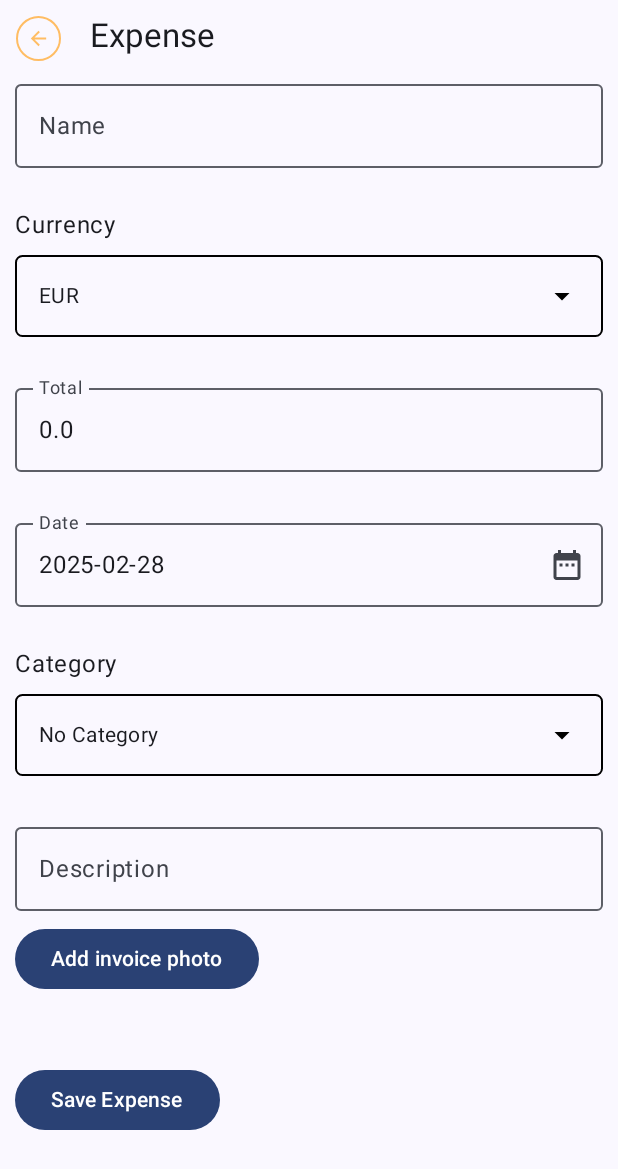
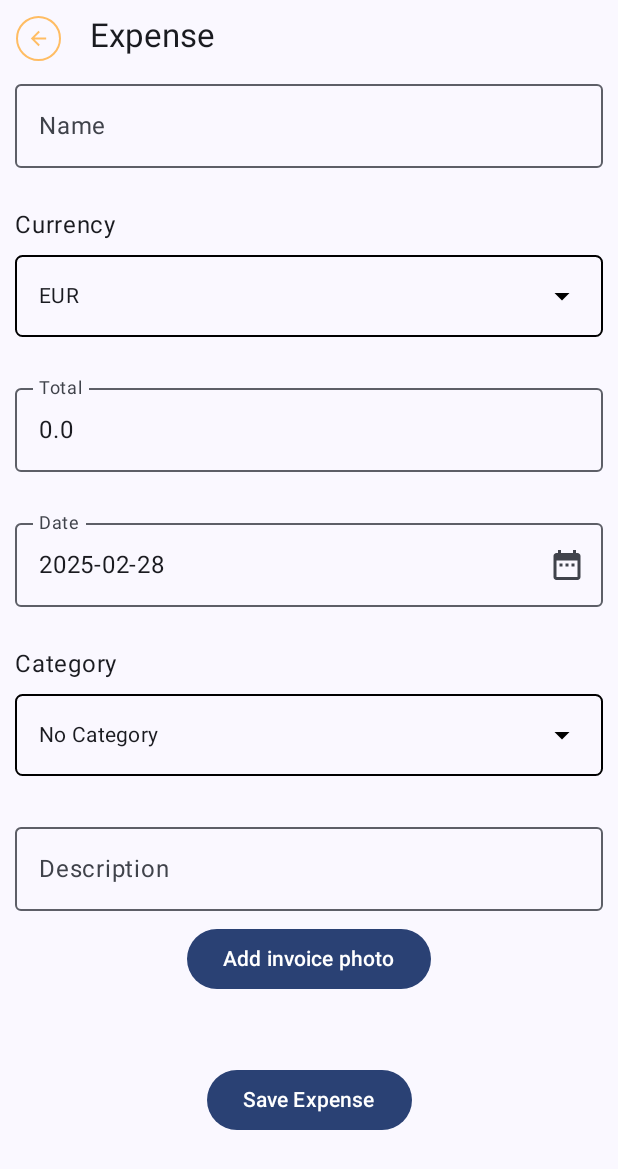
Before and after one commit to claudiasrf96/visma_assessment, an Android app built with Jetpack Compose: the screen it shows after launch (MainActivity), after a tap on "Add expense", on a phone screen of 412 x 824 dp. Shown: the top 1169 px of the screen. Run offline under Robolectric (Android 15) with nearby library versions, the phone set to English and light mode, and no system bars; our stand-ins replace Dagger/Hilt's generated code, Room's generated code.

Commit message:
added camera functionality to app

```diff
--- a/app/src/main/AndroidManifest.xml
+++ b/app/src/main/AndroidManifest.xml
@@ -7,6 +7,7 @@
     <uses-permission android:name="android.permission.RECORD_AUDIO" />
     <uses-permission android:name="android.permission.WRITE_EXTERNAL_STORAGE"
         android:maxSdkVersion="28" />
+    <uses-permission android:name="android.permission.READ_EXTERNAL_STORAGE"/>
 
     <application
         android:name=".FreelanceExpensesApp"
--- a/app/src/main/java/com/visma/freelanceexpenses/MainActivity.kt
+++ b/app/src/main/java/com/visma/freelanceexpenses/MainActivity.kt
@@ -13,8 +13,10 @@ import androidx.navigation.compose.NavHost
 import androidx.navigation.compose.composable
 import androidx.navigation.compose.rememberNavController
 import androidx.navigation.navArgument
+import com.visma.freelanceexpenses.core.app.ArgumentNames
 import com.visma.freelanceexpenses.core.app.Routes
 import com.visma.freelanceexpenses.ui.theme.FreelanceExpensesTheme
+import com.visma.freelanceexpenses.view.camera.CameraPreview
 import com.visma.freelanceexpenses.view.expense_list.ListExpensesScreenRoot
 import com.visma.freelanceexpenses.view.expense_upsert.UpsertExpenseScreen
 import com.visma.freelanceexpenses.viewmodel.ExpenseListViewModel
@@ -30,7 +32,8 @@ class MainActivity : ComponentActivity() {
         val permissions = arrayOf(
             Manifest.permission.CAMERA,
             Manifest.permission.RECORD_AUDIO,
-            Manifest.permission.WRITE_EXTERNAL_STORAGE
+            Manifest.permission.WRITE_EXTERNAL_STORAGE,
+            Manifest.permission.READ_EXTERNAL_STORAGE
         )
 
         val hasPermissions = permissions.all {
@@ -68,18 +71,31 @@ class MainActivity : ComponentActivity() {
                     }
 
                     composable(
-                        route = Routes.expenseUpsertRoute + "?expenseId={expenseId}",
+                        route = Routes.expenseUpsertRoute +
+                                "?${ArgumentNames.expenseId}={${ArgumentNames.expenseId}}" +
+                                "&${ArgumentNames.photoUri}={${ArgumentNames.photoUri}}",
                         arguments = listOf(navArgument(
-                            name = "expenseId"
+                            name = ArgumentNames.expenseId
                         ) {
                             type = NavType.IntType
                             defaultValue = -1
+                        }, navArgument(
+                            name = ArgumentNames.photoUri
+                        ) {
+                            type = NavType.StringType
+                            defaultValue = ""
                         })
                     ) {
                         val viewModel = hiltViewModel<ExpenseUpsertViewModel>()
                         UpsertExpenseScreen(
                             navController = navController,
-                            viewModel= viewModel)
+                            viewModel= viewModel, onClickAddPhoto = {
+                                navController.navigate(Routes.camera_screen)
+                            })
+                    }
+
+                    composable(route = Routes.camera_screen){
+                        CameraPreview(navController)
                     }
                 }
             }
--- a/app/src/main/java/com/visma/freelanceexpenses/core/app/Routes.kt
+++ b/app/src/main/java/com/visma/freelanceexpenses/core/app/Routes.kt
@@ -1,6 +1,13 @@
 package com.visma.freelanceexpenses.core.app
 
 object Routes {
-    val expenseListRoute = "expense_list"
-    val expenseUpsertRoute = "expense_upsert"
+    const val expenseListRoute = "expense_list"
+    const val expenseUpsertRoute = "expense_upsert"
+    const val camera_screen = "camera_screen"
 }
+
+object ArgumentNames {
+    const val expenseId = "expenseId"
+    const val photoUri = "photoUri"
+
+}
--- a/app/src/main/java/com/visma/freelanceexpenses/core/data/repository/ExpenseRepositoryImpl.kt
+++ b/app/src/main/java/com/visma/freelanceexpenses/core/data/repository/ExpenseRepositoryImpl.kt
@@ -22,8 +22,4 @@ class ExpenseRepositoryImpl(private val dao: ExpenseDao) : ExpenseRepository {
     override fun getExpenses(): Flow<List<Expense>>{
         return dao.getAllExpenses()
     }
-
-    override suspend fun deleteWithId(id: Int) {
-        dao.deleteWithId(id)
-    }
 }
--- a/app/src/main/java/com/visma/freelanceexpenses/view/expense_upsert/ExpenseUpsertEvent.kt
+++ b/app/src/main/java/com/visma/freelanceexpenses/view/expense_upsert/ExpenseUpsertEvent.kt
@@ -9,6 +9,5 @@ sealed interface ExpenseUpsertEvent {
     data class SetDescription(val description: String) : ExpenseUpsertEvent
     data class SetDate(val date: String) : ExpenseUpsertEvent
     data class SetCategory(val category: Int) : ExpenseUpsertEvent
-    object DeleteExpense: ExpenseUpsertEvent
 
 }
--- a/app/src/main/java/com/visma/freelanceexpenses/view/expense_upsert/UpsertExpenseScreen.kt
+++ b/app/src/main/java/com/visma/freelanceexpenses/view/expense_upsert/UpsertExpenseScreen.kt
@@ -1,6 +1,7 @@
 package com.visma.freelanceexpenses.view.expense_upsert
 
 import androidx.compose.foundation.BorderStroke
+import androidx.compose.foundation.Image
 import androidx.compose.foundation.gestures.awaitEachGesture
 import androidx.compose.foundation.gestures.awaitFirstDown
 import androidx.compose.foundation.gestures.waitForUpOrCancellation
@@ -15,8 +16,10 @@ import androidx.compose.foundation.layout.height
 import androidx.compose.foundation.layout.padding
 import androidx.compose.foundation.layout.size
 import androidx.compose.foundation.layout.width
+import androidx.compose.foundation.rememberScrollState
 import androidx.compose.foundation.shape.CircleShape
 import androidx.compose.foundation.text.KeyboardOptions
+import androidx.compose.foundation.verticalScroll
 import androidx.compose.material.icons.Icons
 import androidx.compose.material.icons.automirrored.filled.ArrowBack
 import androidx.compose.material.icons.filled.DateRange
@@ -28,20 +31,27 @@ import androidx.compose.material3.OutlinedTextField
 import androidx.compose.material3.Surface
 import androidx.compose.material3.Text
 import androidx.compose.runtime.Composable
+import androidx.compose.runtime.LaunchedEffect
 import androidx.compose.runtime.getValue
 import androidx.compose.runtime.mutableStateOf
 import androidx.compose.runtime.remember
 import androidx.compose.runtime.setValue
+import androidx.compose.ui.Alignment
 import androidx.compose.ui.Modifier
 import androidx.compose.ui.graphics.Color
 import androidx.compose.ui.input.pointer.PointerEventPass
 import androidx.compose.ui.input.pointer.pointerInput
+import androidx.compose.ui.layout.ContentScale
 import androidx.compose.ui.res.stringResource
 import androidx.compose.ui.text.input.KeyboardType
 import androidx.compose.ui.unit.dp
 import androidx.hilt.navigation.compose.hiltViewModel
 import androidx.navigation.NavController
+import androidx.navigation.compose.currentBackStackEntryAsState
+import coil.compose.rememberAsyncImagePainter
+import coil.compose.rememberImagePainter
 import com.visma.freelanceexpenses.R
+import com.visma.freelanceexpenses.core.app.ArgumentNames
 import com.visma.freelanceexpenses.core.data.ExpenseCategory
 import com.visma.freelanceexpenses.core.data.currencyIndex
 import com.visma.freelanceexpenses.core.data.currencyList
@@ -49,6 +59,7 @@ import com.visma.freelanceexpenses.ui.theme.SandYellow
 import com.visma.freelanceexpenses.view.components.AppDropdown
 import com.visma.freelanceexpenses.view.components.DatePickerModal
 import com.visma.freelanceexpenses.viewmodel.ExpenseUpsertViewModel
+import java.io.File
 import java.text.SimpleDateFormat
 import java.util.Date
 import java.util.Locale
@@ -56,13 +67,24 @@ import java.util.Locale
 @Composable
 fun UpsertExpenseScreen(
     navController: NavController,
-    viewModel: ExpenseUpsertViewModel = hiltViewModel()
+    viewModel: ExpenseUpsertViewModel = hiltViewModel(),
+    onClickAddPhoto: () -> Unit
 )
 {
+    val scrollState = rememberScrollState()
+
     val categories = expenseCategoriesToStringList()
     val currencies = currencyList().map { c -> c.currencyCode }
     var showModal by remember { mutableStateOf(false) }
     val selectedDate by remember { mutableStateOf<Long?>(null) }
+
+    val backStackEntry = navController.currentBackStackEntryAsState().value
+    val savedStateHandle = backStackEntry?.savedStateHandle
+    val uri = savedStateHandle?.get<String>(ArgumentNames.photoUri)
+    if (uri != null) {
+        val photoUri = if(uri.isBlank() ?: true) null else uri
+        viewModel.onEvent(ExpenseUpsertEvent.SetImageLocation(photoUri))
+    }
 
     Surface{
         if (showModal) {
@@ -83,6 +105,7 @@ fun UpsertExpenseScreen(
                 .padding(all = 10.dp)
                 .fillMaxWidth()
                 .fillMaxHeight()
+                .verticalScroll(scrollState)
         ) {
             Row {
                 Button(onClick = { navController.navigateUp() },
@@ -170,23 +193,30 @@ fun UpsertExpenseScreen(
                 }, modifier = Modifier.fillMaxWidth()
             )
 
-            if (viewModel.imageLocation.value == null){
-                Button(onClick = { addPhotoFromCamera() }) {
-                    Text(
-                        text = stringResource(id = R.string.add_expense_invoice_photo),
-                        color = Color.White)
-                }
+            if (viewModel.imageLocation.value != null) {
+                val file = File(viewModel.imageLocation.value!!)
+                val painter = rememberAsyncImagePainter(file)
+
+                Image(
+                    painter = painter,
+                    contentDescription = stringResource(id = R.string.invoice_image),
+                    modifier = Modifier
+                        .fillMaxWidth()
+                        .height(250.dp),
+                    contentScale = ContentScale.Crop
+                )
             }
 
-            if (viewModel.imageLocation.value != null) {
-                /*val painter = painter(data = File(viewModel.imageLocation.value!!))
-                Image(
-                    painter = painter,
-                    contentDescription = null)*/
+            Button(modifier = Modifier.align(Alignment.CenterHorizontally),
+                onClick = { onClickAddPhoto() }) {
+                Text(
+                    text = stringResource(id = R.string.add_expense_invoice_photo),
+                    color = Color.White)
             }
 
+
             Spacer(modifier = Modifier.height(30.dp))
-            Button(onClick = {
+            Button(modifier = Modifier.align(Alignment.CenterHorizontally), onClick = {
                 viewModel.onEvent(ExpenseUpsertEvent.SaveExpense)
                 navController.navigateUp()
             }) {
@@ -196,10 +226,6 @@ fun UpsertExpenseScreen(
             }
         }
     }
-
-}
-
-fun addPhotoFromCamera(){
 
 }
 
--- a/app/src/main/java/com/visma/freelanceexpenses/viewmodel/ExpenseUpsertViewModel.kt
+++ b/app/src/main/java/com/visma/freelanceexpenses/viewmodel/ExpenseUpsertViewModel.kt
@@ -5,6 +5,7 @@ import androidx.compose.runtime.mutableStateOf
 import androidx.lifecycle.SavedStateHandle
 import androidx.lifecycle.ViewModel
 import androidx.lifecycle.viewModelScope
+import com.visma.freelanceexpenses.core.app.ArgumentNames
 import com.visma.freelanceexpenses.core.domain.model.Expense
 import com.visma.freelanceexpenses.core.domain.repository.ExpenseRepository
 import com.visma.freelanceexpenses.view.expense_upsert.ExpenseUpsertEvent
@@ -39,7 +40,7 @@ class ExpenseUpsertViewModel @Inject constructor(private val repository: Expense
     private var currentExpenseId: Int? = null
 
     init {
-        savedStateHandle.get<Int>("expenseId")?.let { expenseId ->
+        savedStateHandle.get<Int>(ArgumentNames.expenseId)?.let { expenseId ->
             if(expenseId != -1) {
                 viewModelScope.launch {
                     repository.getExpensesById(expenseId)?.also { expense ->
@@ -55,6 +56,8 @@ class ExpenseUpsertViewModel @Inject constructor(private val repository: Expense
                 }
             }
         }
+        val photoUri = savedStateHandle.get<String>(ArgumentNames.photoUri)
+        _imageLocation.value = if(photoUri?.isBlank() ?: true) null else photoUri
     }
 
     fun onEvent(event: ExpenseUpsertEvent) {
--- /dev/null
+++ b/app/src/main/res/drawable/ic_camera.xml
@@ -0,0 +1,6 @@
+<vector android:height="24dp" android:tint="#FFFFFF"
+    android:viewportHeight="24" android:viewportWidth="24"
+    android:width="24dp" xmlns:android="http://schemas.android.com/apk/res/android">
+    <path android:fillColor="@android:color/white" android:pathData="M12,12m-3.2,0a3.2,3.2 0,1 1,6.4 0a3.2,3.2 0,1 1,-6.4 0"/>
+    <path android:fillColor="@android:color/white" android:pathData="M9,2L7.17,4L4,4c-1.1,0 -2,0.9 -2,2v12c0,1.1 0.9,2 2,2h16c1.1,0 2,-0.9 2,-2L22,6c0,-1.1 -0.9,-2 -2,-2h-3.17L15,2L9,2zM12,17c-2.76,0 -5,-2.24 -5,-5s2.24,-5 5,-5 5,2.24 5,5 -2.24,5 -5,5z"/>
+</vector>
--- a/app/src/main/res/values/strings.xml
+++ b/app/src/main/res/values/strings.xml
@@ -28,6 +28,8 @@
     <string name="cancel">Cancel</string>
     <string name="add_expense_invoice_photo">Add invoice photo</string>
     <string name="save_expense">Save Expense</string>
+    <string name="take_photo">Take photo</string>
 
     <string name="no_expenses">You don\'t have expenses yet! Add one :)</string>
+    <string name="invoice_image">Invoice Image</string>
 </resources>
```
Also changed, not shown: app/build.gradle.kts (+9 -0 lines), app/src/main/java/com/visma/freelanceexpenses/view/camera/CameraPreview.kt (added, +101 -0 lines).
